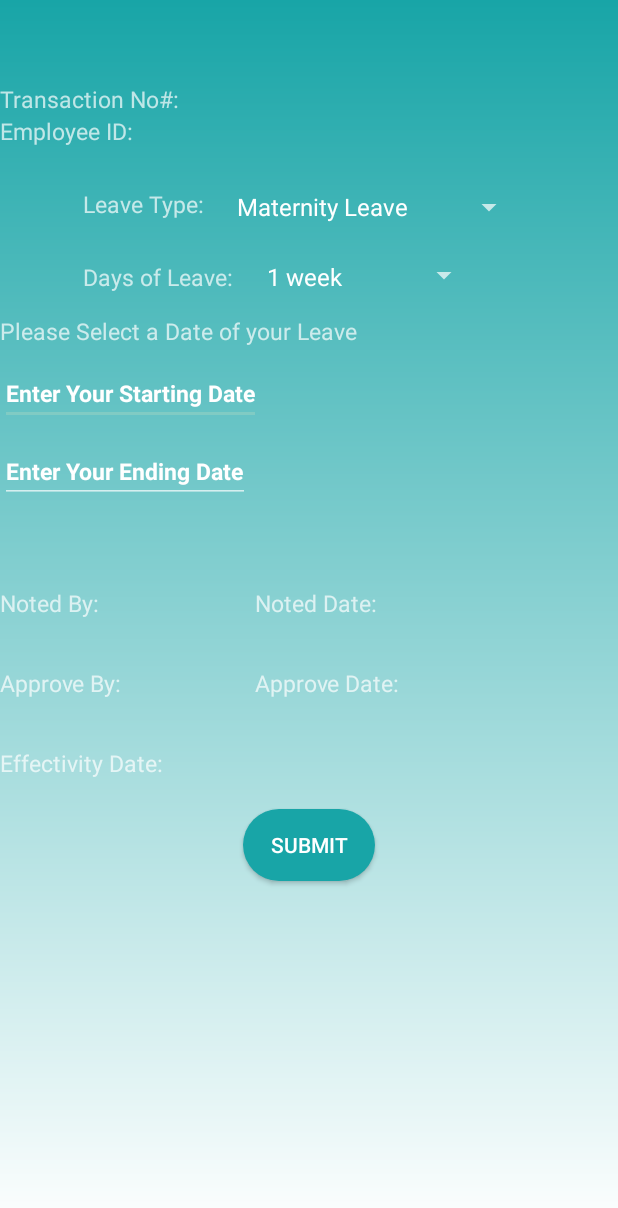
After one commit to heatherval02/CC107_Sat7301230Group7, an Android app: the LeaveForm screen opened directly, with no data from a screen before it, on a phone screen of 412 x 824 dp. The commit adds this screen. Shown: the top 1208 px of the screen. Run offline under Robolectric (Android 15) with nearby library versions, the phone set to English and light mode, and no system bars.

Commit message:
add leave form
@17patricia
@Hanjunpyeong
@marygrace103
@heatherval02
@sakuragi214

```diff
--- a/MyApplication/app/build.gradle
+++ b/MyApplication/app/build.gradle
@@ -19,6 +19,7 @@ android {
             minifyEnabled false
             proguardFiles getDefaultProguardFile('proguard-android-optimize.txt'), 'proguard-rules.pro'
         }
+
     }
 
 }
@@ -27,6 +28,7 @@ dependencies {
     implementation fileTree(dir: 'libs', include: ['*.jar'])
 
     implementation 'androidx.appcompat:appcompat:1.1.0'
+    implementation 'com.android.volley:volley:1.1.1'
     implementation 'androidx.constraintlayout:constraintlayout:1.1.3'
     testImplementation 'junit:junit:4.12'
     androidTestImplementation 'androidx.test.ext:junit:1.1.1'
--- a/MyApplication/app/src/main/AndroidManifest.xml
+++ b/MyApplication/app/src/main/AndroidManifest.xml
@@ -1,6 +1,7 @@
 <?xml version="1.0" encoding="utf-8"?>
 <manifest xmlns:android="http://schemas.android.com/apk/res/android"
     package="com.example.myapplication">
+    <uses-permission android:name="android.permission.INTERNET" />
 
     <application
         android:allowBackup="true"
@@ -10,6 +11,7 @@
         android:supportsRtl="true"
         android:theme="@style/Theme.AppCompat.NoActionBar">
         <activity android:name=".home"></activity>
+        <activity android:name=".LeaveForm"/>
         <activity android:name=".MainActivity">
 
             <intent-filter>
--- /dev/null
+++ b/MyApplication/app/src/main/java/com/example/myapplication/LeaveForm.java
@@ -0,0 +1,73 @@
+package com.example.myapplication;
+
+import android.app.DatePickerDialog;
+import android.graphics.Color;
+import android.graphics.drawable.ColorDrawable;
+import android.os.Build;
+import android.os.Bundle;
+import android.text.InputType;
+import android.view.View;
+import android.widget.DatePicker;
+import android.widget.EditText;
+import android.widget.Spinner;
+
+import androidx.annotation.Nullable;
+import androidx.annotation.RequiresApi;
+import androidx.appcompat.app.AppCompatActivity;
+
+import java.util.Calendar;
+
+
+public class LeaveForm extends AppCompatActivity {
+    private Spinner spinnerLeave, spinnerDay;
+    EditText Sdate, Edate;
+
+    DatePickerDialog StartPicker, EndPicker;
+
+    @Override
+    protected void onCreate(@Nullable Bundle savedInstanceState) {
+        super.onCreate(savedInstanceState);
+        setContentView(R.layout.leaveform);
+        Sdate = findViewById(R.id.Startdate);
+        Sdate.setInputType(InputType.TYPE_NULL);
+        Edate = findViewById(R.id.Enddate);
+        Edate.setInputType(InputType.TYPE_NULL);
+        Sdate.setOnClickListener(new View.OnClickListener() {
+            @Override
+            public void onClick(View view) {
+                final Calendar calendar = Calendar.getInstance();
+                int day = calendar.get(Calendar.DAY_OF_MONTH);
+                int month = calendar.get(Calendar.MONTH);
+                int year = calendar.get(Calendar.YEAR);
+                StartPicker = new DatePickerDialog(LeaveForm.this, new DatePickerDialog.OnDateSetListener() {
+                    @Override
+                    public void onDateSet(DatePicker datePicker, int year, int monthOfYear, int dayOfmonth) {
+                        Sdate.setText((monthOfYear + 1) + "/" + (dayOfmonth) + "/" + year);
+                    }
+                }, year, month, day);
+                StartPicker.show();
+
+
+            }
+
+        });
+        Edate.setOnClickListener(new View.OnClickListener() {
+            @Override
+            public void onClick(View view) {
+                final Calendar calendar = Calendar.getInstance();
+                int day = calendar.get(Calendar.DAY_OF_MONTH);
+                int month = calendar.get(Calendar.MONTH);
+                int year = calendar.get(Calendar.YEAR);
+                EndPicker = new DatePickerDialog(LeaveForm.this, new DatePickerDialog.OnDateSetListener() {
+                    @Override
+                    public void onDateSet(DatePicker datePicker, int year, int monthOfYear, int dayOfmonth) {
+                        Edate.setText((monthOfYear + 1) + "/" + (dayOfmonth) + "/" + year);
+                    }
+                }, year, month, day);
+                EndPicker.show();
+
+
+            }
+        });
+    }
+}
--- a/MyApplication/app/src/main/res/layout/activity_main.xml
+++ b/MyApplication/app/src/main/res/layout/activity_main.xml
@@ -23,7 +23,7 @@
         android:layout_height="30dp"
         android:layout_below="@+id/imageView"
         android:layout_marginTop="29dp"
-        android:background="#11000000"
+        android:background="#00173F5F"
         android:drawableLeft="@drawable/username"
         android:ems="10"
         android:hint="Employee ID Number"
@@ -37,7 +37,7 @@
         android:layout_height="30dp"
         android:layout_below="@+id/editText"
         android:layout_marginTop="15dp"
-        android:background="#11000000"
+        android:background="#00173F5F"
         android:drawableLeft="@drawable/password"
         android:ems="10"
         android:hint="Password"
--- /dev/null
+++ b/MyApplication/app/src/main/res/layout/leaveform.xml
@@ -0,0 +1,157 @@
+<?xml version="1.0" encoding="utf-8"?>
+<RelativeLayout xmlns:android="http://schemas.android.com/apk/res/android"
+    xmlns:tools="http://schemas.android.com/tools"
+    android:id="@+id/Leaveformlayout"
+    android:layout_width="match_parent"
+    android:layout_height="match_parent"
+    android:background="@drawable/gredient">
+
+    <TextView
+        android:id="@+id/transaction"
+        android:layout_width="wrap_content"
+        android:layout_height="wrap_content"
+        android:layout_marginTop="55dp"
+        android:text="Transaction No#: "
+        android:textColorHint="@color/black"
+        android:textSize="15dp"
+        tools:layout_editor_absoluteX="86dp"
+        tools:layout_editor_absoluteY="93dp" />
+
+    <TextView
+        android:id="@+id/EmployeeID"
+        android:layout_width="wrap_content"
+        android:layout_height="wrap_content"
+        android:layout_below="@+id/transaction"
+        android:text="Employee ID: "
+        android:textSize="15dp"
+        tools:layout_editor_absoluteX="86dp"
+        tools:layout_editor_absoluteY="93dp" />
+
+    <TextView
+        android:id="@+id/LeaveType"
+        android:layout_width="wrap_content"
+        android:layout_height="wrap_content"
+        android:layout_below="@+id/EmployeeID"
+        android:layout_marginLeft="55dp"
+        android:layout_marginTop="27dp"
+        android:text="Leave Type: "
+        android:textSize="15dp" />
+
+    <Spinner
+        android:id="@+id/spinnerofleave"
+        android:layout_width="200dp"
+        android:layout_height="25dp"
+        android:layout_below="@+id/EmployeeID"
+        android:layout_marginLeft="150dp"
+        android:layout_marginTop="27dp"
+        android:entries="@array/Types"
+        android:prompt="@string/Leave"
+        android:textSize="15dp" />
+
+    <TextView
+        android:id="@+id/DayofLeave"
+        android:layout_width="wrap_content"
+        android:layout_height="wrap_content"
+        android:layout_below="@+id/LeaveType"
+        android:layout_marginLeft="55dp"
+        android:layout_marginTop="27dp"
+        android:text="Days of Leave: "
+        android:textSize="15dp" />
+
+    <Spinner
+        android:id="@+id/spinnerofdays"
+        android:layout_width="150dp"
+        android:layout_height="20dp"
+        android:layout_below="@+id/DayofLeave"
+        android:layout_marginLeft="170dp"
+        android:layout_marginTop="-22dp"
+        android:entries="@array/Days"
+        android:textSize="15dp" />
+
+    <TextView
+        android:id="@+id/Start"
+        android:layout_width="wrap_content"
+        android:layout_height="wrap_content"
+        android:layout_marginTop="210dp"
+        android:text="Please Select a Date of your Leave"
+        android:textSize="15dp" />
+
+    <EditText
+        android:id="@+id/Startdate"
+        android:layout_width="wrap_content"
+        android:layout_height="wrap_content"
+        android:layout_below="@+id/Start"
+        android:layout_marginTop="10dp"
+        android:text="Enter Your Starting Date"
+        android:textSize="15dp"
+        android:textStyle="bold" />
+
+    <EditText
+        android:id="@+id/Enddate"
+        android:layout_width="wrap_content"
+        android:layout_height="wrap_content"
+        android:layout_below="@+id/Startdate"
+        android:layout_marginTop="10dp"
+        android:text="Enter Your Ending Date"
+        android:textSize="15dp"
+        android:textStyle="bold" />
+
+    <TextView
+        android:id="@+id/notedby"
+        android:layout_width="wrap_content"
+        android:layout_height="wrap_content"
+        android:layout_below="@+id/Enddate"
+        android:layout_marginTop="56dp"
+        android:text="Noted By: "
+        android:textSize="15dp" />
+
+    <TextView
+        android:id="@+id/Approveby"
+        android:layout_width="wrap_content"
+        android:layout_height="wrap_content"
+        android:layout_below="@+id/notedby"
+        android:layout_marginTop="32dp"
+        android:text="Approve By: "
+        android:textSize="15dp" />
+
+    <TextView
+        android:id="@+id/notedDate"
+        android:layout_width="wrap_content"
+        android:layout_height="wrap_content"
+        android:layout_below="@+id/Enddate"
+        android:layout_marginLeft="170dp"
+        android:layout_marginTop="56dp"
+        android:text="Noted Date: "
+        android:textSize="15dp" />
+
+    <TextView
+        android:id="@+id/Approvedate"
+        android:layout_width="wrap_content"
+        android:layout_height="wrap_content"
+        android:layout_below="@+id/notedDate"
+        android:layout_marginLeft="170dp"
+        android:layout_marginTop="32dp"
+        android:text="Approve Date: "
+        android:textSize="15dp" />
+
+    <TextView
+        android:id="@+id/EffectivetyDate"
+        android:layout_width="wrap_content"
+        android:layout_height="wrap_content"
+        android:layout_below="@+id/Approveby"
+        android:layout_marginTop="32dp"
+        android:text="Effectivity Date: "
+        android:textSize="15dp" />
+
+    <Button
+        android:id="@+id/button"
+        android:layout_width="wrap_content"
+        android:layout_height="wrap_content"
+        android:layout_below="@+id/EffectivetyDate"
+        android:layout_centerHorizontal="true"
+        android:layout_marginTop="20dp"
+        android:background="@drawable/buttoncorners"
+        android:text="Submit" />
+
+
+</RelativeLayout>
--- a/MyApplication/app/src/main/res/menu/icon_menu.xml
+++ b/MyApplication/app/src/main/res/menu/icon_menu.xml
@@ -2,7 +2,7 @@
 <menu xmlns:android="http://schemas.android.com/apk/res/android">
     <item android:id="@+id/menu_home"
         android:icon="@drawable/ic_baseline_home_24"
-        android:title="Home"/>
+        android:title="Leave Form"/>
 
     <item android:id="@+id/menu_call"
         android:icon="@drawable/ic_baseline_call_24"
--- a/MyApplication/app/src/main/res/values/strings.xml
+++ b/MyApplication/app/src/main/res/values/strings.xml
@@ -1,4 +1,21 @@
 <resources>
     <string name="open">Open</string>
     <string name="close">Close</string>
+    <string name = "Leave">Please Select An Item</string>
+    <string-array name="Types">
+        <item>Maternity Leave</item>
+        <item>Paternity Leave</item>
+        <item>Sick Leave</item>
+        <item>Annual Leave</item>
+        <item>Bereavement Leave</item>
+
+        </string-array>
+    <string name = "Dayleave">Please Select A Date</string>
+    <string-array name="Days">
+        <item>1 week</item>
+        <item>2 weeks </item>
+        <item>3 weeks</item>
+        <item>2 months</item>
+
+    </string-array>
 </resources>
```
Also changed, not shown: MyApplication/app/src/main/java/com/example/myapplication/Constant.java (added, +8 -0 lines), MyApplication/app/src/main/java/com/example/myapplication/MainActivity.java (+57 -12 lines), MyApplication/app/src/main/java/com/example/myapplication/home.java (+7 -2 lines), 1 other file.
